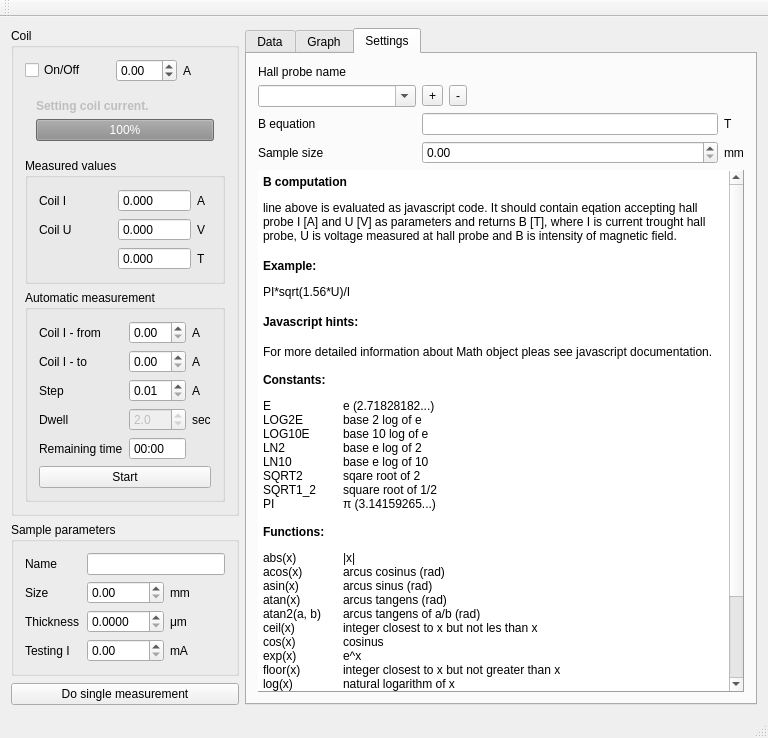
Above: hall/mainwindow.ui from mBr001/hall before the change. Below: the same form after it.
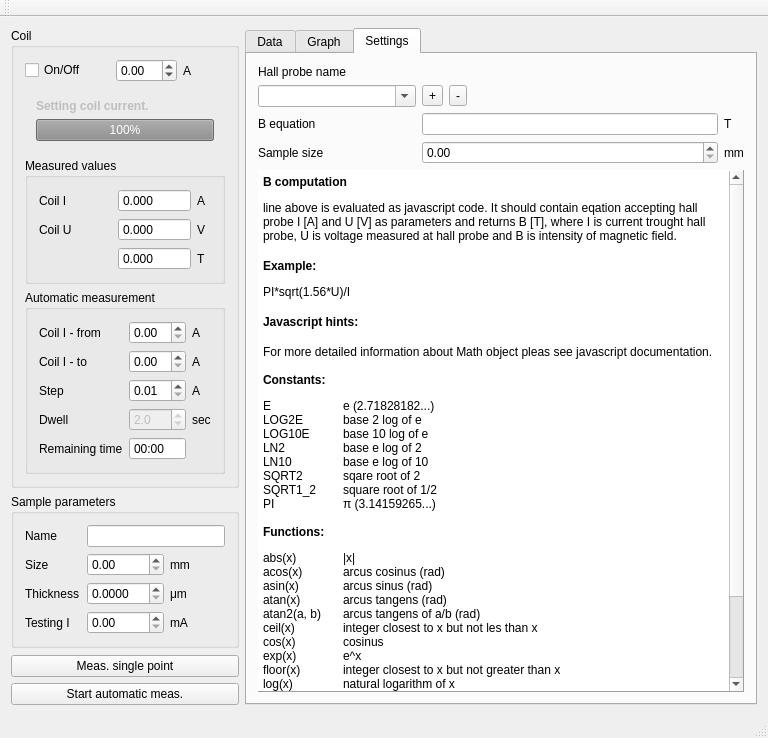
That is the form after the change. Custom widgets are drawn as their Qt base class.

Commit message: move start buttons together

```diff
--- a/hall/mainwindow.ui
+++ b/hall/mainwindow.ui
@@ -181,16 +181,6 @@
                 </property>
                </widget>
               </item>
-              <item row="5" column="0" colspan="3">
-               <widget class="QPushButton" name="startPushButton">
-                <property name="toolTip">
-                 <string>Start fully automatized measurement.</string>
-                </property>
-                <property name="text">
-                 <string>Start</string>
-                </property>
-               </widget>
-              </item>
               <item row="4" column="0">
                <widget class="QLabel" name="label_28">
                 <property name="text">
@@ -488,7 +478,17 @@
            <string>Take snapshot of current measured values.</string>
           </property>
           <property name="text">
-           <string>Do single measurement</string>
+           <string>Meas. single point</string>
+          </property>
+         </widget>
+        </item>
+        <item>
+         <widget class="QPushButton" name="startPushButton">
+          <property name="toolTip">
+           <string>Start fully automatized measurement.</string>
+          </property>
+          <property name="text">
+           <string>Start automatic meas.</string>
           </property>
          </widget>
         </item>
```
